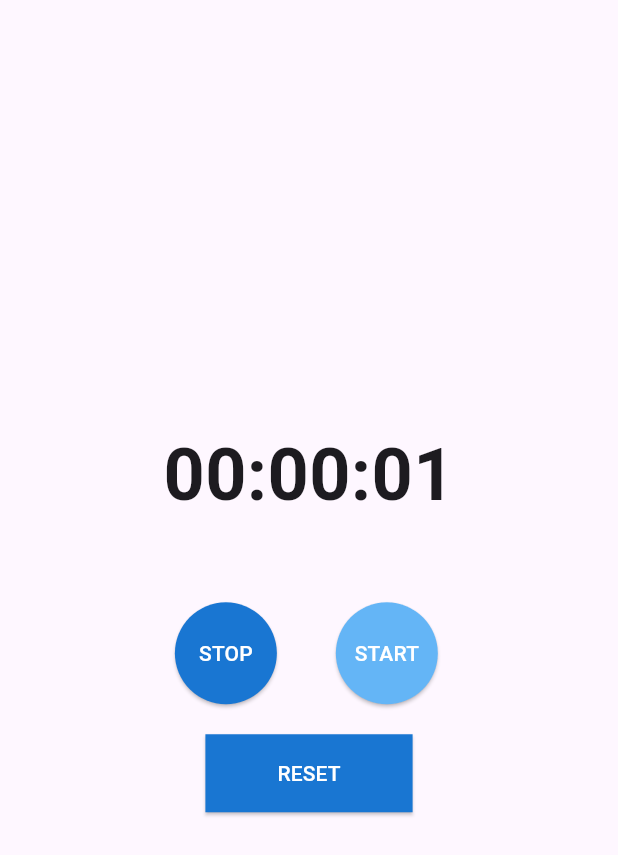
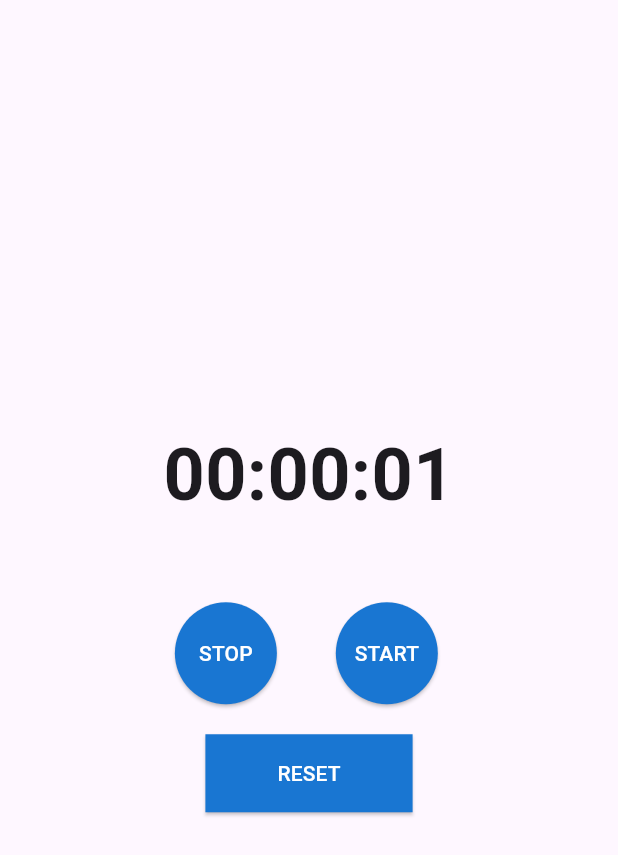
Before and after one commit to bigbenbigben/soloud_app, a Flutter app: the screen it shows after launch, after a tap on "START", on a phone screen of 412 x 824 dp. Shown: the top 855 px of the screen. Run offline on Flutter 3.47's test engine with Material 3 defaults, Android fonts, the phone set to English and light mode, and no system bars.

Commit message:
タイマー動作状態によってSTARTボタンの色変更

```diff
--- a/lib/main.dart
+++ b/lib/main.dart
@@ -25,11 +25,13 @@
   int _seconds = 0;
   bool _isRunning = false;
 
+  Color get _startButtonColor => _isRunning ? Colors.blue[700]! : Colors.blue[300]!;
+
   void _startTimer() {
     if (_isRunning) return;
 
     setState(() {
-      _isRunning = true;
+      _isRunning = true; // タイマーが動いている状態に設定
     });
 
     _timer = Timer.periodic(Duration(seconds: 1), (timer) {
@@ -43,7 +45,7 @@
     if (_isRunning) {
       _timer.cancel();
       setState(() {
-        _isRunning = false;
+        _isRunning = false; // タイマーが止まっている状態に設定
       });
     }
   }
@@ -83,7 +85,7 @@
                   style: ElevatedButton.styleFrom(
                     shape: CircleBorder(),
                     padding: EdgeInsets.all(24),
-                    backgroundColor: Colors.blue[700], // 濃い青に変更
+                    backgroundColor: Colors.blue[700], // STOPボタンの色
                   ),
                 ),
                 SizedBox(width: 20),
@@ -93,7 +95,7 @@
                   style: ElevatedButton.styleFrom(
                     shape: CircleBorder(),
                     padding: EdgeInsets.all(24),
-                    backgroundColor: Colors.blue[300], // 薄い青に変更
+                    backgroundColor: _startButtonColor, // STARTボタンの色を動的に決定
                   ),
                 ),
               ],
@@ -105,7 +107,7 @@
               style: ElevatedButton.styleFrom(
                 shape: RoundedRectangleBorder(),
                 padding: EdgeInsets.symmetric(horizontal: 48, vertical: 16), // 長方形のサイズを設定
-                backgroundColor: Colors.blue[700], // 濃い青に変更
+                backgroundColor: Colors.blue[700], // RESETボタンの色
               ),
             ),
           ],
```
